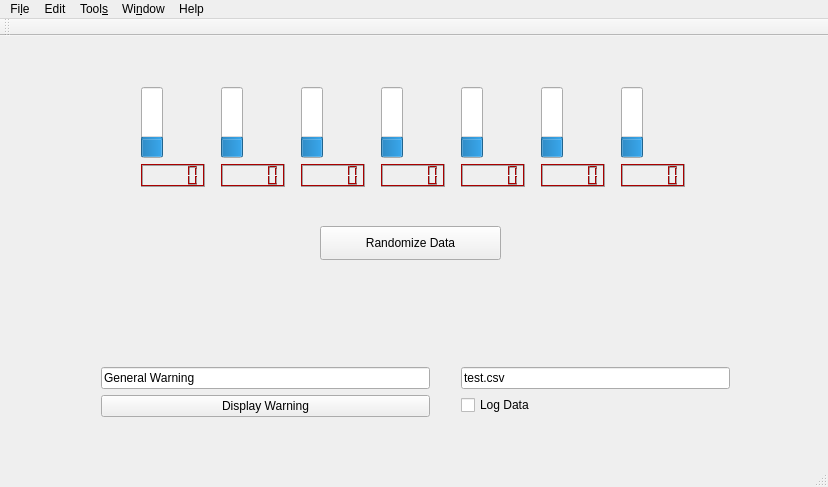
Old version of the form controlsoftware/mainwindow.ui in the repository SDSURocketProject/FAR-MARS.
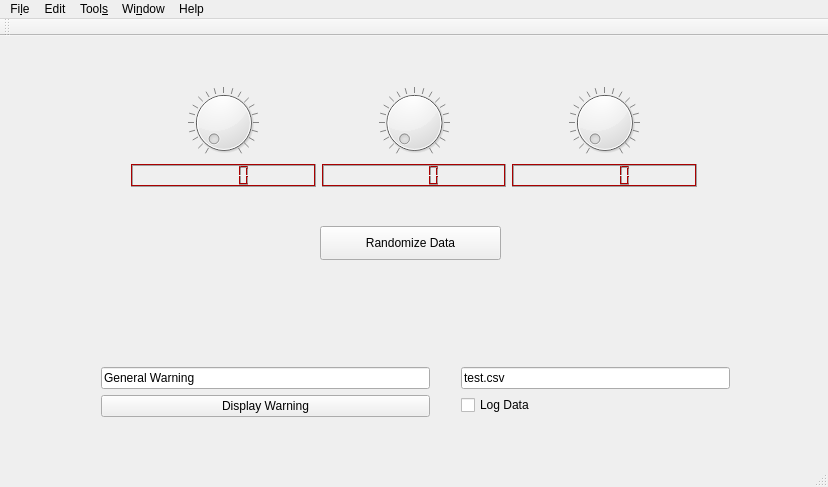
New version of the form.

```diff
--- a/controlsoftware/mainwindow.ui
+++ b/controlsoftware/mainwindow.ui
@@ -37,356 +37,8 @@
      </rect>
     </property>
     <layout class="QGridLayout" name="data">
-     <item row="0" column="0">
-      <widget class="QProgressBar" name="data1">
-       <property name="value">
-        <number>24</number>
-       </property>
-       <property name="alignment">
-        <set>Qt::AlignBottom|Qt::AlignJustify</set>
-       </property>
-       <property name="textVisible">
-        <bool>true</bool>
-       </property>
-       <property name="orientation">
-        <enum>Qt::Vertical</enum>
-       </property>
-       <property name="invertedAppearance">
-        <bool>false</bool>
-       </property>
-       <property name="textDirection">
-        <enum>QProgressBar::BottomToTop</enum>
-       </property>
-       <property name="format">
-        <string>%p</string>
-       </property>
-      </widget>
-     </item>
-     <item row="1" column="6">
-      <widget class="QLCDNumber" name="data7lcd">
-       <property name="palette">
-        <palette>
-         <active>
-          <colorrole role="WindowText">
-           <brush brushstyle="SolidPattern">
-            <color alpha="255">
-             <red>170</red>
-             <green>0</green>
-             <blue>0</blue>
-            </color>
-           </brush>
-          </colorrole>
-          <colorrole role="Light">
-           <brush brushstyle="SolidPattern">
-            <color alpha="255">
-             <red>170</red>
-             <green>0</green>
-             <blue>0</blue>
-            </color>
-           </brush>
-          </colorrole>
-          <colorrole role="Text">
-           <brush brushstyle="SolidPattern">
-            <color alpha="255">
-             <red>255</red>
-             <green>0</green>
-             <blue>0</blue>
-            </color>
-           </brush>
-          </colorrole>
-          <colorrole role="ButtonText">
-           <brush brushstyle="SolidPattern">
-            <color alpha="255">
-             <red>170</red>
-             <green>0</green>
-             <blue>0</blue>
-            </color>
-           </brush>
-          </colorrole>
-          <colorrole role="PlaceholderText">
-           <brush brushstyle="NoBrush">
-            <color alpha="128">
-             <red>255</red>
-             <green>0</green>
-             <blue>0</blue>
-            </color>
-           </brush>
-          </colorrole>
-         </active>
-         <inactive>
-          <colorrole role="WindowText">
-           <brush brushstyle="SolidPattern">
-            <color alpha="255">
-             <red>170</red>
-             <green>0</green>
-             <blue>0</blue>
-            </color>
-           </brush>
-          </colorrole>
-          <colorrole role="Light">
-           <brush brushstyle="SolidPattern">
-            <color alpha="255">
-             <red>170</red>
-             <green>0</green>
-             <blue>0</blue>
-            </color>
-           </brush>
-          </colorrole>
-          <colorrole role="Text">
-           <brush brushstyle="SolidPattern">
-            <color alpha="255">
-             <red>255</red>
-             <green>0</green>
-             <blue>0</blue>
-            </color>
-           </brush>
-          </colorrole>
-          <colorrole role="ButtonText">
-           <brush brushstyle="SolidPattern">
-            <color alpha="255">
-             <red>170</red>
-             <green>0</green>
-             <blue>0</blue>
-            </color>
-           </brush>
-          </colorrole>
-          <colorrole role="PlaceholderText">
-           <brush brushstyle="NoBrush">
-            <color alpha="128">
-             <red>255</red>
-             <green>0</green>
-             <blue>0</blue>
-            </color>
-           </brush>
-          </colorrole>
-         </inactive>
-         <disabled>
-          <colorrole role="WindowText">
-           <brush brushstyle="SolidPattern">
-            <color alpha="255">
-             <red>56</red>
-             <green>59</green>
-             <blue>66</blue>
-            </color>
-           </brush>
-          </colorrole>
-          <colorrole role="Light">
-           <brush brushstyle="SolidPattern">
-            <color alpha="255">
-             <red>170</red>
-             <green>0</green>
-             <blue>0</blue>
-            </color>
-           </brush>
-          </colorrole>
-          <colorrole role="Text">
-           <brush brushstyle="SolidPattern">
-            <color alpha="255">
-             <red>48</red>
-             <green>51</green>
-             <blue>58</blue>
-            </color>
-           </brush>
-          </colorrole>
-          <colorrole role="ButtonText">
-           <brush brushstyle="SolidPattern">
-            <color alpha="255">
-             <red>49</red>
-             <green>54</green>
-             <blue>67</blue>
-            </color>
-           </brush>
-          </colorrole>
-          <colorrole role="PlaceholderText">
-           <brush brushstyle="NoBrush">
-            <color alpha="128">
-             <red>255</red>
-             <green>0</green>
-             <blue>0</blue>
-            </color>
-           </brush>
-          </colorrole>
-         </disabled>
-        </palette>
-       </property>
-      </widget>
-     </item>
-     <item row="0" column="3">
-      <widget class="QProgressBar" name="data4">
-       <property name="value">
-        <number>24</number>
-       </property>
-       <property name="alignment">
-        <set>Qt::AlignBottom|Qt::AlignJustify</set>
-       </property>
-       <property name="textVisible">
-        <bool>true</bool>
-       </property>
-       <property name="orientation">
-        <enum>Qt::Vertical</enum>
-       </property>
-       <property name="invertedAppearance">
-        <bool>false</bool>
-       </property>
-       <property name="textDirection">
-        <enum>QProgressBar::BottomToTop</enum>
-       </property>
-       <property name="format">
-        <string>%p</string>
-       </property>
-      </widget>
-     </item>
-     <item row="1" column="5">
-      <widget class="QLCDNumber" name="data6lcd">
-       <property name="palette">
-        <palette>
-         <active>
-          <colorrole role="WindowText">
-           <brush brushstyle="SolidPattern">
-            <color alpha="255">
-             <red>170</red>
-             <green>0</green>
-             <blue>0</blue>
-            </color>
-           </brush>
-          </colorrole>
-          <colorrole role="Light">
-           <brush brushstyle="SolidPattern">
-            <color alpha="255">
-             <red>170</red>
-             <green>0</green>
-             <blue>0</blue>
-            </color>
-           </brush>
-          </colorrole>
-          <colorrole role="Text">
-           <brush brushstyle="SolidPattern">
-            <color alpha="255">
-             <red>255</red>
-             <green>0</green>
-             <blue>0</blue>
-            </color>
-           </brush>
-          </colorrole>
-          <colorrole role="ButtonText">
-           <brush brushstyle="SolidPattern">
-            <color alpha="255">
-             <red>170</red>
-             <green>0</green>
-             <blue>0</blue>
-            </color>
-           </brush>
-          </colorrole>
-          <colorrole role="PlaceholderText">
-           <brush brushstyle="NoBrush">
-            <color alpha="128">
-             <red>255</red>
-             <green>0</green>
-             <blue>0</blue>
-            </color>
-           </brush>
-          </colorrole>
-         </active>
-         <inactive>
-          <colorrole role="WindowText">
-           <brush brushstyle="SolidPattern">
-            <color alpha="255">
-             <red>170</red>
-             <green>0</green>
-             <blue>0</blue>
-            </color>
-           </brush>
-          </colorrole>
-          <colorrole role="Light">
-           <brush brushstyle="SolidPattern">
-            <color alpha="255">
-             <red>170</red>
-             <green>0</green>
-             <blue>0</blue>
-            </color>
-           </brush>
-          </colorrole>
-          <colorrole role="Text">
-           <brush brushstyle="SolidPattern">
-            <color alpha="255">
-             <red>255</red>
-             <green>0</green>
-             <blue>0</blue>
-            </color>
-           </brush>
-          </colorrole>
-          <colorrole role="ButtonText">
-           <brush brushstyle="SolidPattern">
-            <color alpha="255">
-             <red>170</red>
-             <green>0</green>
-             <blue>0</blue>
-            </color>
-           </brush>
-          </colorrole>
-          <colorrole role="PlaceholderText">
-           <brush brushstyle="NoBrush">
-            <color alpha="128">
-             <red>255</red>
-             <green>0</green>
-             <blue>0</blue>
-            </color>
-           </brush>
-          </colorrole>
-         </inactive>
-         <disabled>
-          <colorrole role="WindowText">
-           <brush brushstyle="SolidPattern">
-            <color alpha="255">
-             <red>56</red>
-             <green>59</green>
-             <blue>66</blue>
-            </color>
-           </brush>
-          </colorrole>
-          <colorrole role="Light">
-           <brush brushstyle="SolidPattern">
-            <color alpha="255">
-             <red>170</red>
-             <green>0</green>
-             <blue>0</blue>
-            </color>
-           </brush>
-          </colorrole>
-          <colorrole role="Text">
-           <brush brushstyle="SolidPattern">
-            <color alpha="255">
-             <red>48</red>
-             <green>51</green>
-             <blue>58</blue>
-            </color>
-           </brush>
-          </colorrole>
-          <colorrole role="ButtonText">
-           <brush brushstyle="SolidPattern">
-            <color alpha="255">
-             <red>49</red>
-             <green>54</green>
-             <blue>67</blue>
-            </color>
-           </brush>
-          </colorrole>
-          <colorrole role="PlaceholderText">
-           <brush brushstyle="NoBrush">
-            <color alpha="128">
-             <red>255</red>
-             <green>0</green>
-             <blue>0</blue>
-            </color>
-           </brush>
-          </colorrole>
-         </disabled>
-        </palette>
-       </property>
-      </widget>
-     </item>
-     <item row="1" column="0">
-      <widget class="QLCDNumber" name="data1lcd">
+     <item row="1" column="2">
+      <widget class="QLCDNumber" name="data3lcd">
        <property name="palette">
         <palette>
          <active>
@@ -683,83 +335,8 @@
        </property>
       </widget>
      </item>
-     <item row="0" column="4">
-      <widget class="QProgressBar" name="data5">
-       <property name="value">
-        <number>24</number>
-       </property>
-       <property name="alignment">
-        <set>Qt::AlignBottom|Qt::AlignJustify</set>
-       </property>
-       <property name="textVisible">
-        <bool>true</bool>
-       </property>
-       <property name="orientation">
-        <enum>Qt::Vertical</enum>
-       </property>
-       <property name="invertedAppearance">
-        <bool>false</bool>
-       </property>
-       <property name="textDirection">
-        <enum>QProgressBar::BottomToTop</enum>
-       </property>
-       <property name="format">
-        <string>%p</string>
-       </property>
-      </widget>
-     </item>
-     <item row="0" column="2">
-      <widget class="QProgressBar" name="data3">
-       <property name="value">
-        <number>24</number>
-       </property>
-       <property name="alignment">
-        <set>Qt::AlignBottom|Qt::AlignJustify</set>
-       </property>
-       <property name="textVisible">
-        <bool>true</bool>
-       </property>
-       <property name="orientation">
-        <enum>Qt::Vertical</enum>
-       </property>
-       <property name="invertedAppearance">
-        <bool>false</bool>
-       </property>
-       <property name="textDirection">
-        <enum>QProgressBar::BottomToTop</enum>
-       </property>
-       <property name="format">
-        <string>%p</string>
-       </property>
-      </widget>
-     </item>
-     <item row="0" column="5">
-      <widget class="QProgressBar" name="data6">
-       <property name="value">
-        <number>24</number>
-       </property>
-       <property name="alignment">
-        <set>Qt::AlignBottom|Qt::AlignJustify</set>
-       </property>
-       <property name="textVisible">
-        <bool>true</bool>
-       </property>
-       <property name="orientation">
-        <enum>Qt::Vertical</enum>
-       </property>
-       <property name="invertedAppearance">
-        <bool>false</bool>
-       </property>
-       <property name="textDirection">
-        <enum>QProgressBar::BottomToTop</enum>
-       </property>
-       <property name="format">
-        <string>%p</string>
-       </property>
-      </widget>
-     </item>
-     <item row="1" column="3">
-      <widget class="QLCDNumber" name="data4lcd">
+     <item row="1" column="0">
+      <widget class="QLCDNumber" name="data1lcd">
        <property name="palette">
         <palette>
          <active>
@@ -907,351 +484,45 @@
        </property>
       </widget>
      </item>
+     <item row="0" column="0">
+      <widget class="QDial" name="data1">
+       <property name="maximum">
+        <number>1500</number>
+       </property>
+       <property name="wrapping">
+        <bool>false</bool>
+       </property>
+       <property name="notchTarget">
+        <double>50.000000000000000</double>
+       </property>
+       <property name="notchesVisible">
+        <bool>true</bool>
+       </property>
+      </widget>
+     </item>
      <item row="0" column="1">
-      <widget class="QProgressBar" name="data2">
-       <property name="value">
-        <number>24</number>
+      <widget class="QDial" name="data2">
+       <property name="maximum">
+        <number>1500</number>
        </property>
-       <property name="alignment">
-        <set>Qt::AlignBottom|Qt::AlignJustify</set>
+       <property name="notchTarget">
+        <double>50.000000000000000</double>
        </property>
-       <property name="textVisible">
+       <property name="notchesVisible">
         <bool>true</bool>
        </property>
-       <property name="orientation">
-        <enum>Qt::Vertical</enum>
-       </property>
-       <property name="invertedAppearance">
-        <bool>false</bool>
-       </property>
-       <property name="textDirection">
-        <enum>QProgressBar::BottomToTop</enum>
-       </property>
-       <property name="format">
-        <string>%p</string>
-       </property>
       </widget>
      </item>
-     <item row="1" column="2">
-      <widget class="QLCDNumber" name="data3lcd">
-       <property name="palette">
-        <palette>
-         <active>
-          <colorrole role="WindowText">
-           <brush brushstyle="SolidPattern">
-            <color alpha="255">
-             <red>170</red>
-             <green>0</green>
-             <blue>0</blue>
-            </color>
-           </brush>
-          </colorrole>
-          <colorrole role="Light">
-           <brush brushstyle="SolidPattern">
-            <color alpha="255">
-             <red>170</red>
-             <green>0</green>
-             <blue>0</blue>
-            </color>
-           </brush>
-          </colorrole>
-          <colorrole role="Text">
-           <brush brushstyle="SolidPattern">
-            <color alpha="255">
-             <red>255</red>
-             <green>0</green>
-             <blue>0</blue>
-            </color>
-           </brush>
-          </colorrole>
-          <colorrole role="ButtonText">
-           <brush brushstyle="SolidPattern">
-            <color alpha="255">
-             <red>170</red>
-             <green>0</green>
-             <blue>0</blue>
-            </color>
-           </brush>
-          </colorrole>
-          <colorrole role="PlaceholderText">
-           <brush brushstyle="NoBrush">
-            <color alpha="128">
-             <red>255</red>
-             <green>0</green>
-             <blue>0</blue>
-            </color>
-           </brush>
-          </colorrole>
-         </active>
-         <inactive>
-          <colorrole role="WindowText">
-           <brush brushstyle="SolidPattern">
-            <color alpha="255">
-             <red>170</red>
-             <green>0</green>
-             <blue>0</blue>
-            </color>
-           </brush>
-          </colorrole>
-          <colorrole role="Light">
-           <brush brushstyle="SolidPattern">
-            <color alpha="255">
-             <red>170</red>
-             <green>0</green>
-             <blue>0</blue>
-            </color>
-           </brush>
-          </colorrole>
-          <colorrole role="Text">
-           <brush brushstyle="SolidPattern">
-            <color alpha="255">
-             <red>255</red>
-             <green>0</green>
-             <blue>0</blue>
-            </color>
-           </brush>
-          </colorrole>
-          <colorrole role="ButtonText">
-           <brush brushstyle="SolidPattern">
-            <color alpha="255">
-             <red>170</red>
-             <green>0</green>
-             <blue>0</blue>
-            </color>
-           </brush>
-          </colorrole>
-          <colorrole role="PlaceholderText">
-           <brush brushstyle="NoBrush">
-            <color alpha="128">
-             <red>255</red>
-             <green>0</green>
-             <blue>0</blue>
-            </color>
-           </brush>
-          </colorrole>
-         </inactive>
-         <disabled>
-          <colorrole role="WindowText">
-           <brush brushstyle="SolidPattern">
-            <color alpha="255">
-             <red>56</red>
-             <green>59</green>
-             <blue>66</blue>
-            </color>
-           </brush>
-          </colorrole>
-          <colorrole role="Light">
-           <brush brushstyle="SolidPattern">
-            <color alpha="255">
-             <red>170</red>
-             <green>0</green>
-             <blue>0</blue>
-            </color>
-           </brush>
-          </colorrole>
-          <colorrole role="Text">
-           <brush brushstyle="SolidPattern">
-            <color alpha="255">
-             <red>48</red>
-             <green>51</green>
-             <blue>58</blue>
-            </color>
-           </brush>
-          </colorrole>
-          <colorrole role="ButtonText">
-           <brush brushstyle="SolidPattern">
-            <color alpha="255">
-             <red>49</red>
-             <green>54</green>
-             <blue>67</blue>
-            </color>
-           </brush>
-          </colorrole>
-          <colorrole role="PlaceholderText">
-           <brush brushstyle="NoBrush">
-            <color alpha="128">
-             <red>255</red>
-             <green>0</green>
-             <blue>0</blue>
-            </color>
-           </brush>
-          </colorrole>
-         </disabled>
-        </palette>
+     <item row="0" column="2">
+      <widget class="QDial" name="data3">
+       <property name="maximum">
+        <number>5500</number>
        </property>
-      </widget>
-     </item>
-     <item row="0" column="6">
-      <widget class="QProgressBar" name="data7">
-       <property name="value">
-        <number>24</number>
+       <property name="notchTarget">
+        <double>50.000000000000000</double>
        </property>
-       <property name="alignment">
-        <set>Qt::AlignBottom|Qt::AlignJustify</set>
-       </property>
-       <property name="textVisible">
+       <property name="notchesVisible">
         <bool>true</bool>
-       </property>
-       <property name="orientation">
-        <enum>Qt::Vertical</enum>
-       </property>
-       <property name="invertedAppearance">
-        <bool>false</bool>
-       </property>
-       <property name="textDirection">
-        <enum>QProgressBar::BottomToTop</enum>
-       </property>
-       <property name="format">
-        <string>%p</string>
-       </property>
-      </widget>
-     </item>
-     <item row="1" column="4">
-      <widget class="QLCDNumber" name="data5lcd">
-       <property name="palette">
-        <palette>
-         <active>
-          <colorrole role="WindowText">
-           <brush brushstyle="SolidPattern">
-            <color alpha="255">
-             <red>170</red>
-             <green>0</green>
-             <blue>0</blue>
-            </color>
-           </brush>
-          </colorrole>
-          <colorrole role="Light">
-           <brush brushstyle="SolidPattern">
-            <color alpha="255">
-             <red>170</red>
-             <green>0</green>
-             <blue>0</blue>
-            </color>
-           </brush>
-          </colorrole>
-          <colorrole role="Text">
-           <brush brushstyle="SolidPattern">
-            <color alpha="255">
-             <red>255</red>
-             <green>0</green>
-             <blue>0</blue>
-            </color>
-           </brush>
-          </colorrole>
-          <colorrole role="ButtonText">
-           <brush brushstyle="SolidPattern">
-            <color alpha="255">
-             <red>170</red>
-             <green>0</green>
-             <blue>0</blue>
-            </color>
-           </brush>
-          </colorrole>
-          <colorrole role="PlaceholderText">
-           <brush brushstyle="NoBrush">
-            <color alpha="128">
-             <red>255</red>
-             <green>0</green>
-             <blue>0</blue>
-            </color>
-           </brush>
-          </colorrole>
-         </active>
-         <inactive>
-          <colorrole role="WindowText">
-           <brush brushstyle="SolidPattern">
-            <color alpha="255">
-             <red>170</red>
-             <green>0</green>
-             <blue>0</blue>
-            </color>
-           </brush>
-          </colorrole>
-          <colorrole role="Light">
-           <brush brushstyle="SolidPattern">
-            <color alpha="255">
-             <red>170</red>
-             <green>0</green>
-             <blue>0</blue>
-            </color>
-           </brush>
-          </colorrole>
-          <colorrole role="Text">
-           <brush brushstyle="SolidPattern">
-            <color alpha="255">
-             <red>255</red>
-             <green>0</green>
-             <blue>0</blue>
-            </color>
-           </brush>
-          </colorrole>
-          <colorrole role="ButtonText">
-           <brush brushstyle="SolidPattern">
-            <color alpha="255">
-             <red>170</red>
-             <green>0</green>
-             <blue>0</blue>
-            </color>
-           </brush>
-          </colorrole>
-          <colorrole role="PlaceholderText">
-           <brush brushstyle="NoBrush">
-            <color alpha="128">
-             <red>255</red>
-             <green>0</green>
-             <blue>0</blue>
-            </color>
-           </brush>
-          </colorrole>
-         </inactive>
-         <disabled>
-          <colorrole role="WindowText">
-           <brush brushstyle="SolidPattern">
-            <color alpha="255">
-             <red>56</red>
-             <green>59</green>
-             <blue>66</blue>
-            </color>
-           </brush>
-          </colorrole>
-          <colorrole role="Light">
-           <brush brushstyle="SolidPattern">
-            <color alpha="255">
-             <red>170</red>
-             <green>0</green>
-             <blue>0</blue>
-            </color>
-           </brush>
-          </colorrole>
-          <colorrole role="Text">
-           <brush brushstyle="SolidPattern">
-            <color alpha="255">
-             <red>48</red>
-             <green>51</green>
-             <blue>58</blue>
-            </color>
-           </brush>
-          </colorrole>
-          <colorrole role="ButtonText">
-           <brush brushstyle="SolidPattern">
-            <color alpha="255">
-             <red>49</red>
-             <green>54</green>
-             <blue>67</blue>
-            </color>
-           </brush>
-          </colorrole>
-          <colorrole role="PlaceholderText">
-           <brush brushstyle="NoBrush">
-            <color alpha="128">
-             <red>255</red>
-             <green>0</green>
-             <blue>0</blue>
-            </color>
-           </brush>
-          </colorrole>
-         </disabled>
-        </palette>
        </property>
       </widget>
      </item>
```
Left out of the diff: 2 changed lines with no effect on the pictures.
